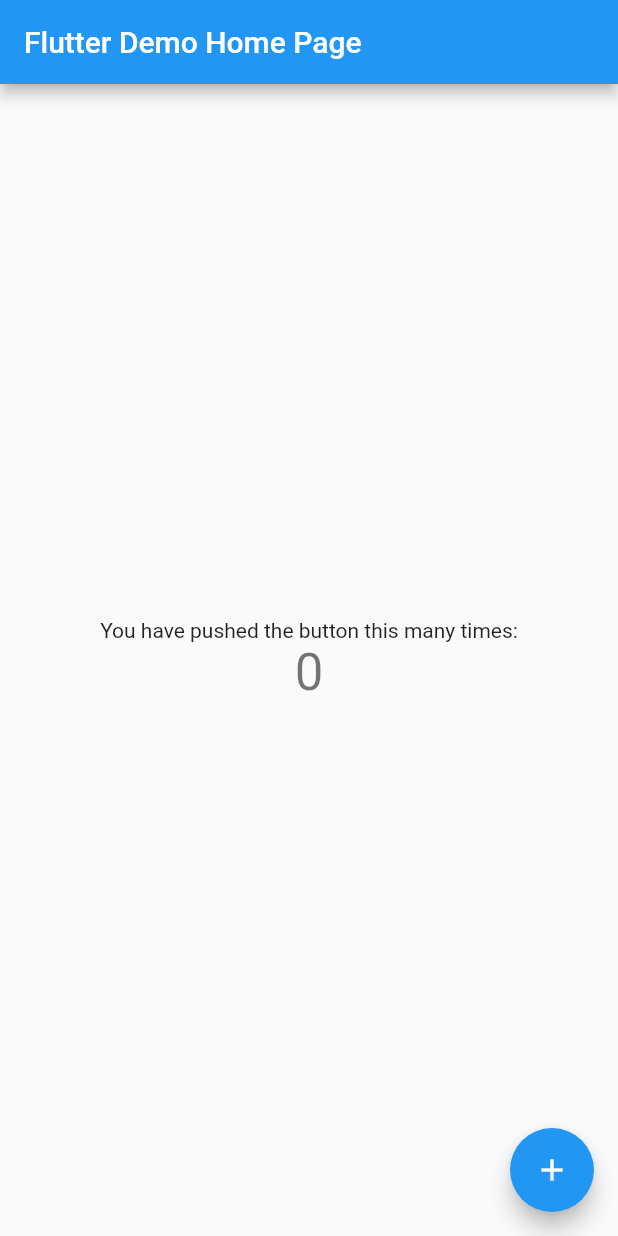
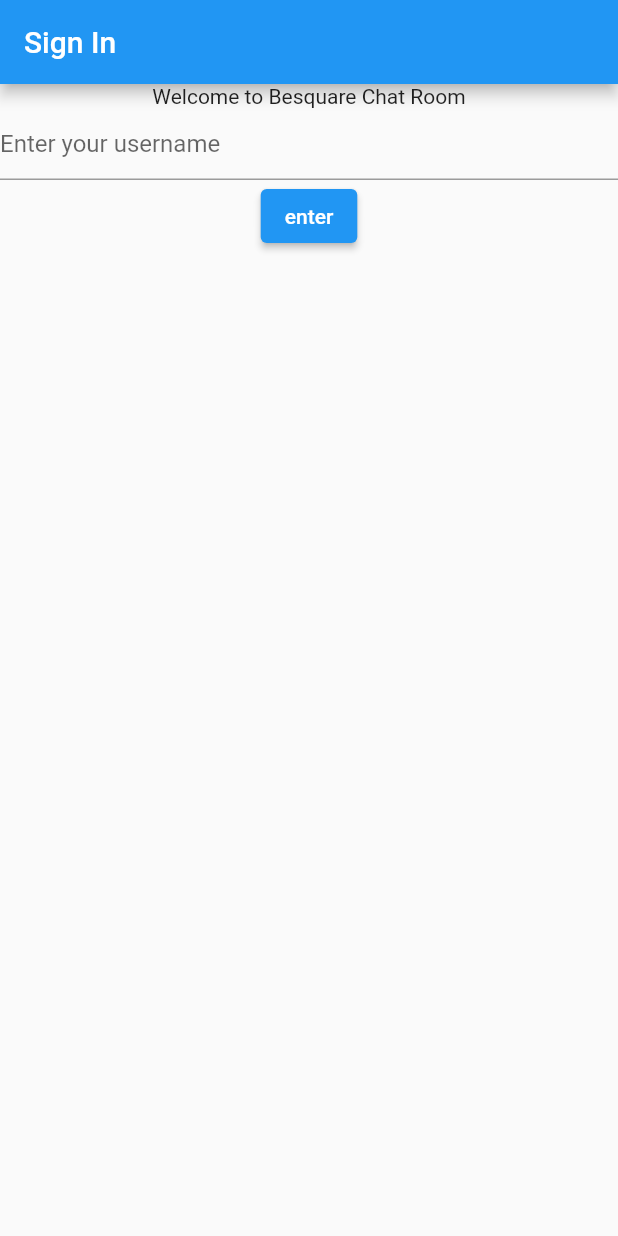
Before and after one commit to rickythain/flutter_besquare_chat_room, a Flutter app: the screen it shows after launch, on a phone screen of 412 x 824 dp. Run offline on Flutter 3.47's test engine with Material 2 defaults, Android fonts, the phone set to English and light mode, and no system bars; our stand-ins replace flutter_bloc; network calls fail.

Commit message:
[feat] sign in

```diff
--- a/lib/main.dart
+++ b/lib/main.dart
@@ -1,115 +1,23 @@
+import 'package:besquare_chat_room/sign_in/sign_in.dart';
+import 'package:besquare_chat_room/storage/besquare_server.dart';
 import 'package:flutter/material.dart';
 
 void main() {
   runApp(const MyApp());
+  besquareServer();
 }
 
 class MyApp extends StatelessWidget {
   const MyApp({Key? key}) : super(key: key);
 
-  // This widget is the root of your application.
   @override
   Widget build(BuildContext context) {
     return MaterialApp(
-      title: 'Flutter Demo',
+      title: 'Besquare Chat Room',
       theme: ThemeData(
-        // This is the theme of your application.
-        //
-        // Try running your application with "flutter run". You'll see the
-        // application has a blue toolbar. Then, without quitting the app, try
-        // changing the primarySwatch below to Colors.green and then invoke
-        // "hot reload" (press "r" in the console where you ran "flutter run",
-        // or simply save your changes to "hot reload" in a Flutter IDE).
-        // Notice that the counter didn't reset back to zero; the application
-        // is not restarted.
         primarySwatch: Colors.blue,
       ),
-      home: const MyHomePage(title: 'Flutter Demo Home Page'),
+      home: const SignInPage(title: 'Sign In'),
     );
   }
 }
-
-class MyHomePage extends StatefulWidget {
-  const MyHomePage({Key? key, required this.title}) : super(key: key);
-
-  // This widget is the home page of your application. It is stateful, meaning
-  // that it has a State object (defined below) that contains fields that affect
-  // how it looks.
-
-  // This class is the configuration for the state. It holds the values (in this
-  // case the title) provided by the parent (in this case the App widget) and
-  // used by the build method of the State. Fields in a Widget subclass are
-  // always marked "final".
-
-  final String title;
-
-  @override
-  State<MyHomePage> createState() => _MyHomePageState();
-}
-
-class _MyHomePageState extends State<MyHomePage> {
-  int _counter = 0;
-
-  void _incrementCounter() {
-    setState(() {
-      // This call to setState tells the Flutter framework that something has
-      // changed in this State, which causes it to rerun the build method below
-      // so that the display can reflect the updated values. If we changed
-      // _counter without calling setState(), then the build method would not be
-      // called again, and so nothing would appear to happen.
-      _counter++;
-    });
-  }
-
-  @override
-  Widget build(BuildContext context) {
-    // This method is rerun every time setState is called, for instance as done
-    // by the _incrementCounter method above.
-    //
-    // The Flutter framework has been optimized to make rerunning build methods
-    // fast, so that you can just rebuild anything that needs updating rather
-    // than having to individually change instances of widgets.
-    return Scaffold(
-      appBar: AppBar(
-        // Here we take the value from the MyHomePage object that was created by
-        // the App.build method, and use it to set our appbar title.
-        title: Text(widget.title),
-      ),
-      body: Center(
-        // Center is a layout widget. It takes a single child and positions it
-        // in the middle of the parent.
-        child: Column(
-          // Column is also a layout widget. It takes a list of children and
-          // arranges them vertically. By default, it sizes itself to fit its
-          // children horizontally, and tries to be as tall as its parent.
-          //
-          // Invoke "debug painting" (press "p" in the console, choose the
-          // "Toggle Debug Paint" action from the Flutter Inspector in Android
-          // Studio, or the "Toggle Debug Paint" command in Visual Studio Code)
-          // to see the wireframe for each widget.
-          //
-          // Column has various properties to control how it sizes itself and
-          // how it positions its children. Here we use mainAxisAlignment to
-          // center the children vertically; the main axis here is the vertical
-          // axis because Columns are vertical (the cross axis would be
-          // horizontal).
-          mainAxisAlignment: MainAxisAlignment.center,
-          children: <Widget>[
-            const Text(
-              'You have pushed the button this many times:',
-            ),
-            Text(
-              '$_counter',
-              style: Theme.of(context).textTheme.headline4,
-            ),
-          ],
-        ),
-      ),
-      floatingActionButton: FloatingActionButton(
-        onPressed: _incrementCounter,
-        tooltip: 'Increment',
-        child: const Icon(Icons.add),
-      ), // This trailing comma makes auto-formatting nicer for build methods.
-    );
-  }
-}
--- /dev/null
+++ b/lib/sign_in/sign_in.dart
@@ -0,0 +1,49 @@
+import 'package:besquare_chat_room/posts/posts.dart';
+import 'package:besquare_chat_room/sign_in/sign_in_cubit.dart';
+import 'package:flutter/material.dart';
+
+class SignInPage extends StatefulWidget {
+  const SignInPage({Key? key, required this.title}) : super(key: key);
+
+  final String title;
+
+  @override
+  State<SignInPage> createState() => _SignInPageState();
+}
+
+class _SignInPageState extends State<SignInPage> {
+  final _cubitSignIn = SignIn();
+
+  @override
+  Widget build(BuildContext context) {
+    return Scaffold(
+      appBar: AppBar(
+        title: const Text('Sign In'),
+      ),
+      body: SafeArea(
+        child: Column(
+          children: [
+            const Text('Welcome to Besquare Chat Room'),
+            TextField(
+              decoration:
+                  const InputDecoration(hintText: 'Enter your username'),
+              onChanged: (text) {
+                _cubitSignIn.textChanged(text);
+              },
+            ),
+            ElevatedButton(
+              child: const Text('enter'),
+              onPressed: () {
+                _cubitSignIn.signIn();
+                Navigator.push(
+                  context,
+                  MaterialPageRoute(builder: (context) => const PostsPage()),
+                );
+              },
+            )
+          ],
+        ),
+      ),
+    );
+  }
+}
--- /dev/null
+++ b/lib/sign_in/sign_in_cubit.dart
@@ -0,0 +1,14 @@
+import 'package:besquare_chat_room/storage/besquare_server.dart';
+import 'package:flutter_bloc/flutter_bloc.dart';
+
+class SignIn extends Cubit<String> {
+  SignIn() : super('');
+
+  void textChanged(text) => emit(text);
+
+  void signIn() {
+    // print('button pressed with username: $state');
+
+    signInUser(state);
+  }
+}
--- /dev/null
+++ b/lib/storage/besquare_server.dart
@@ -0,0 +1,19 @@
+import 'package:web_socket_channel/io.dart';
+import 'package:web_socket_channel/web_socket_channel.dart';
+
+final channel = IOWebSocketChannel.connect('ws://besquare-demo.herokuapp.com');
+
+besquareServer() async {
+  channel.stream.listen((message) {
+    print(message);
+  });
+}
+
+@override
+void dispose() {
+  channel.sink.close();
+}
+
+signInUser(var username) {
+  channel.sink.add('{"type": "sign_in","data": {"name": "$username"}}');
+}
--- a/pubspec.yaml
+++ b/pubspec.yaml
@@ -3,7 +3,7 @@
 
 # The following line prevents the package from being accidentally published to
 # pub.dev using `flutter pub publish`. This is preferred for private packages.
-publish_to: 'none' # Remove this line if you wish to publish to pub.dev
+publish_to: "none" # Remove this line if you wish to publish to pub.dev
 
 # The following defines the version and build number for your application.
 # A version number is three numbers separated by dots, like 1.2.43
@@ -29,7 +29,8 @@
 dependencies:
   flutter:
     sdk: flutter
-
+  web_socket_channel: ^2.1.0
+  flutter_bloc: ^7.3.2
 
   # The following adds the Cupertino Icons font to your application.
   # Use with the CupertinoIcons class for iOS style icons.
@@ -51,7 +52,6 @@
 
 # The following section is specific to Flutter.
 flutter:
-
   # The following line ensures that the Material Icons font is
   # included with your application, so that you can use the icons in
   # the material Icons class.
```
Also changed, not shown: lib/posts/posts.dart (added, +20 -0 lines), pubspec.lock.
